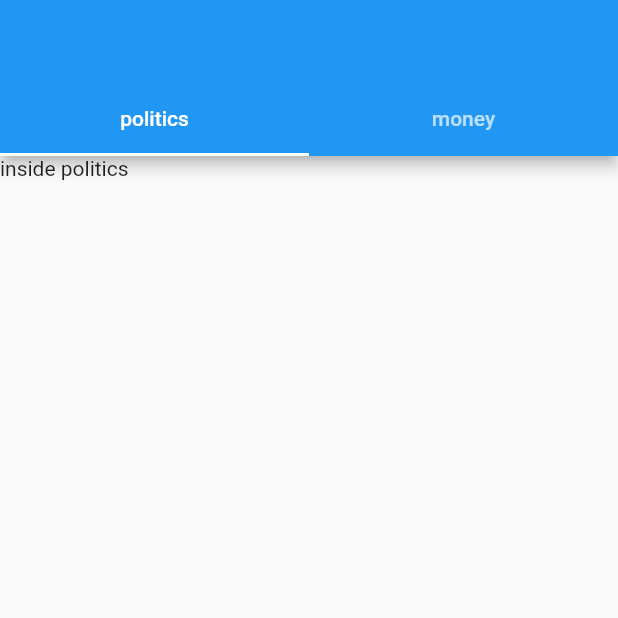
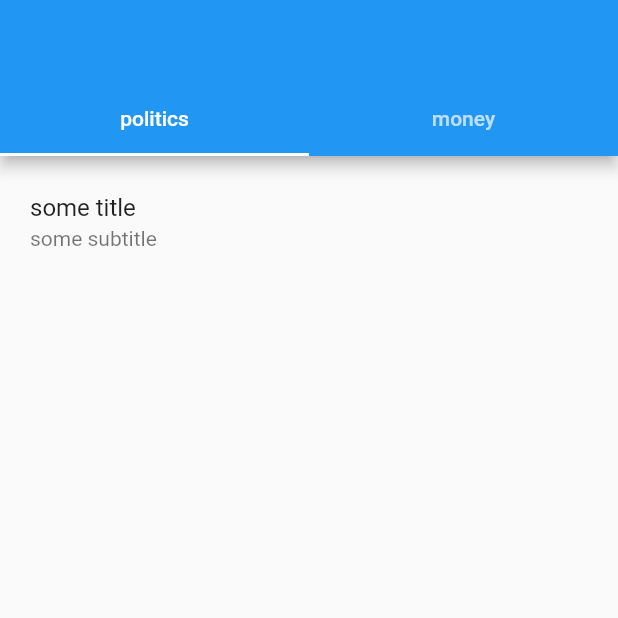
Before and after one commit to dvliman/blokal, a Flutter app: the screen it shows after launch, on a phone screen of 412 x 824 dp, the top half of it. Run offline on Flutter 3.47's test engine with Material 2 defaults, Android fonts, the phone set to English and light mode, and no system bars.

Commit message:
add news list and news list item

```diff
--- a/lib/ui/screens/start.dart
+++ b/lib/ui/screens/start.dart
@@ -1,3 +1,4 @@
+import 'package:blokal/ui/widgets/news_list_item.dart';
 import 'package:flutter/material.dart';
 import 'package:flutter/widgets.dart';
 
@@ -38,7 +39,7 @@ class _StartScreenState extends State<StartScreen>
         body: TabBarView(
           controller: _tabController,
           children: <Widget>[
-            Text("inside politics"),
+            NewsListItem(),
             Text("inside money"),
           ],
         ));
--- /dev/null
+++ b/lib/ui/widgets/news_list_item.dart
@@ -0,0 +1,18 @@
+import 'package:blokal/models/news.dart';
+import 'package:flutter/material.dart';
+import 'package:flutter/widgets.dart';
+
+class NewsListItem extends StatelessWidget {
+//  final News news;
+//
+//  NewsListItem({this.news});
+
+  @override
+  Widget build(BuildContext context) {
+    return ListTile(
+        contentPadding: const EdgeInsets.symmetric(vertical: 8.0, horizontal: 20.0),
+        title: Text("some title"),
+        subtitle: Text("some subtitle")
+    );
+  }
+}
--- /dev/null
+++ b/lib/url.dart
@@ -0,0 +1,6 @@
+
+class Url {
+  static const String baseUrl = "http://localhost:3000";
+
+  static const String politicsUrl = '$baseUrl/politics';
+}
```
Also changed, not shown: lib/models/news.dart (+7 -1 lines), lib/ui/widgets/news_list.dart (+14 -0 lines).
